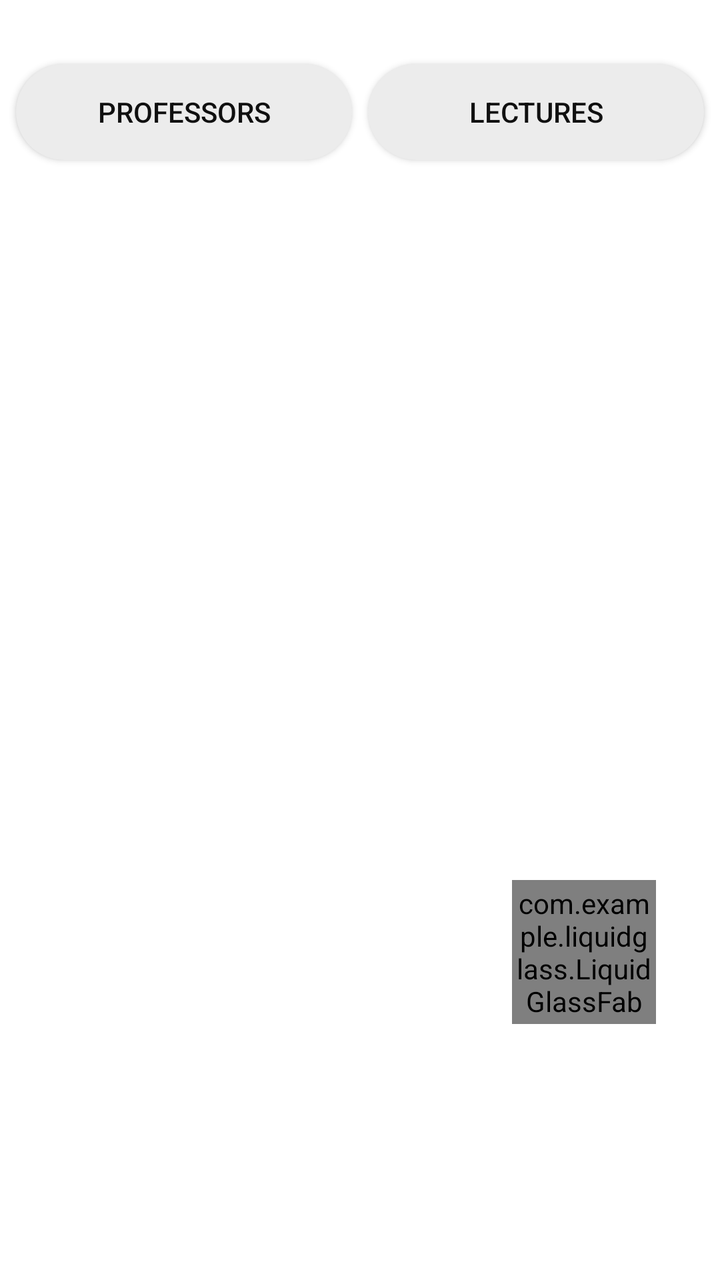
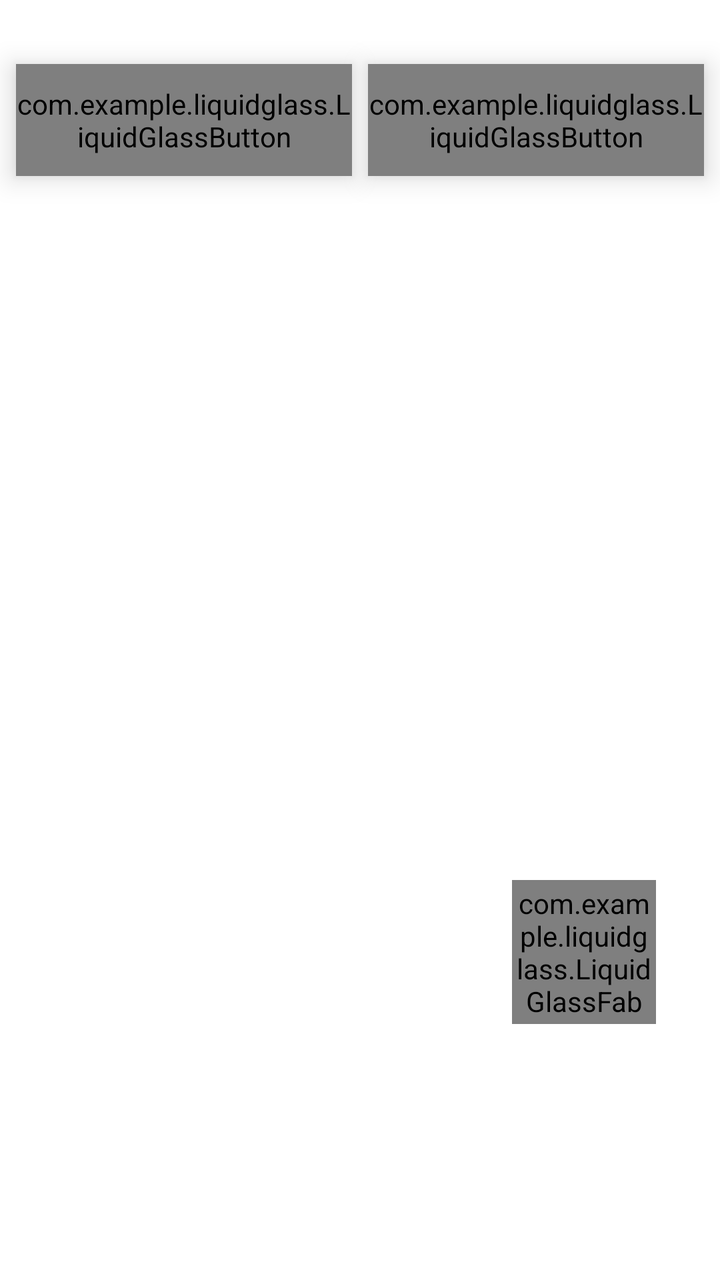

Compare the two renders of this Android layout. The source of the first and the diff that turns it into the second are given below.
<!-- AndroidManifest.xml: application theme Theme.MyApplication_Java -->
<!-- res/layout/fragment_search.xml -->
<?xml version="1.0" encoding="utf-8"?>
<androidx.constraintlayout.widget.ConstraintLayout
    xmlns:android="http://schemas.android.com/apk/res/android"
    xmlns:app="http://schemas.android.com/apk/res-auto"
    xmlns:tools="http://schemas.android.com/tools"
    android:id="@+id/searchRoot"
    android:layout_width="match_parent"
    android:layout_height="match_parent"
    android:background="@color/surface">

    <androidx.appcompat.widget.AppCompatButton
        android:id="@+id/profsButton"
        android:layout_width="0dp"
        android:layout_height="wrap_content"
        android:layout_marginStart="8dp"
        android:layout_marginTop="32dp"
        android:layout_marginEnd="4dp"
        android:background="@drawable/custom_tab_background"
        android:backgroundTint="@null"
        android:text="Professors"
        android:textColor="@color/custom_tab_text_color"
        app:backgroundTint="@null"
        app:cornerRadius="24dp"
        app:layout_constraintEnd_toStartOf="@id/lecturesButton"
        app:layout_constraintHorizontal_weight="1"
        app:layout_constraintStart_toStartOf="parent"
        app:layout_constraintTop_toTopOf="parent" />

    <androidx.appcompat.widget.AppCompatButton
        android:id="@+id/lecturesButton"
        android:layout_width="0dp"
        android:layout_height="wrap_content"
        android:layout_marginStart="4dp"
        android:layout_marginTop="32dp"
        android:layout_marginEnd="8dp"
        android:background="@drawable/custom_tab_background"
        android:backgroundTint="@null"
        android:text="Lectures"
        android:textColor="@color/custom_tab_text_color"
        app:backgroundTint="@null"
        app:cornerRadius="24dp"
        app:layout_constraintEnd_toEndOf="parent"
        app:layout_constraintHorizontal_weight="1"
        app:layout_constraintStart_toEndOf="@id/profsButton"
        app:layout_constraintTop_toTopOf="parent" />

    <androidx.viewpager2.widget.ViewPager2
        android:id="@+id/searchViewPager"
        android:layout_width="0dp"
        android:layout_height="0dp"
        app:layout_constraintTop_toBottomOf="@id/profsButton"
        app:layout_constraintBottom_toBottomOf="parent"
        app:layout_constraintStart_toStartOf="parent"
        app:layout_constraintEnd_toEndOf="parent" />

    <com.example.liquidglass.LiquidGlassFab
        android:id="@+id/search_button"
        android:layout_width="72dp"
        android:layout_height="72dp"
        android:layout_marginEnd="32dp"
        android:layout_marginBottom="128dp"
        android:src="@drawable/search_icon"
        app:cornerRadius="36dp"
        app:glassMaterial="regular"
        app:refractionHeight="32dp"
        app:bevelWidth="10dp"
        app:dispersionStrength="0.10"
        app:adaptiveTint="true"
        app:layout_constraintBottom_toBottomOf="parent"
        app:layout_constraintEnd_toEndOf="parent" />

    <LinearLayout
        android:id="@+id/searchBar"
        android:layout_width="0dp"
        android:layout_height="wrap_content"
        android:orientation="horizontal"
        android:paddingStart="16dp"
        android:paddingEnd="16dp"
        android:paddingTop="8dp"
        android:paddingBottom="8dp"
        android:background="@color/surface"
        android:visibility="gone"
        app:layout_constraintBottom_toBottomOf="parent"
        app:layout_constraintStart_toStartOf="parent"
        app:layout_constraintEnd_toEndOf="parent">

        <EditText
            android:id="@+id/searchInput"
            android:layout_width="0dp"
            android:layout_height="48dp"
            android:layout_weight="1"
            android:hint="Search"
            android:singleLine="true"
            android:textColor="@color/text_primary"
            android:textColorHint="@color/text_muted"
            android:backgroundTint="@color/surface_container_high" />

        <ImageButton
            android:id="@+id/clearSearchButton"
            android:layout_width="48dp"
            android:layout_height="48dp"
            android:background="@android:color/transparent"
            android:src="@android:drawable/ic_menu_close_clear_cancel"
            app:tint="@color/icon_tint" />

    </LinearLayout>

</androidx.constraintlayout.widget.ConstraintLayout>
<!-- resources referenced by this layout -->
<resources>
  <color name="icon_tint">#FF101010</color>
  <color name="surface">#FFFFFFFF</color>
  <color name="surface_container_high">#FFD0D0D0</color>
  <color name="text_muted">#FF5F5D5D</color>
  <color name="text_primary">#FF101010</color>
  <!-- drawable custom_tab_background (drawable) -->
  <?xml version="1.0" encoding="utf-8"?>
  <selector xmlns:android="http://schemas.android.com/apk/res/android">
  
      
      <item android:state_selected="true">
          <shape android:shape="rectangle">
              <solid android:color="@color/selected_tab_color" />
              <corners android:radius="24dp" />
          </shape>
      </item>
  
      
      <item>
          <shape android:shape="rectangle">
              <solid android:color="@color/unselected_tab_color" />
              <corners android:radius="24dp" />
          </shape>
      </item>
  
  </selector>
  <!-- drawable search_icon (drawable) -->
  <vector xmlns:android="http://schemas.android.com/apk/res/android"
      android:width="28dp"
      android:height="28dp"
      android:viewportWidth="64"
      android:viewportHeight="64">
    <path
        android:pathData="M28,28m-14,0a14,14 0,1 1,28 0a14,14 0,1 1,-28 0"
        android:strokeWidth="5"
        android:fillColor="#00000000"
        android:strokeColor="@color/icon_tint"/>
    <path
        android:pathData="M38,38L50,50"
        android:strokeWidth="5"
        android:fillColor="#00000000"
        android:strokeColor="@color/icon_tint"
        android:strokeLineCap="round"/>
  </vector>
  <style name="Theme.MyApplication_Java" parent="Theme.MaterialComponents.DayNight.NoActionBar">
          
          <item name="colorPrimary">@color/text_primary</item>
          <item name="colorPrimaryVariant">@color/text_primary</item>
          <item name="colorOnPrimary">@color/text_on_inverse</item>
          <item name="colorSecondary">@color/text_primary</item>
          <item name="colorSecondaryVariant">@color/text_primary</item>
          <item name="colorOnSecondary">@color/text_on_inverse</item>
  
          
          <item name="android:windowBackground">@color/surface</item>
          <item name="colorSurface">@color/surface_container</item>
          <item name="colorOnSurface">@color/text_primary</item>
          <item name="colorError">@color/danger</item>
          <item name="colorOnError">@color/text_on_inverse</item>
  
          <item name="android:textColorPrimary">@color/text_primary</item>
          <item name="android:textColorSecondary">@color/text_muted</item>
          <item name="android:textColorHint">@color/text_hint</item>
  
          
          <item name="android:statusBarColor">@android:color/transparent</item>
          <item name="android:navigationBarColor">@android:color/transparent</item>
      </style>
  <color name="selected_tab_color">#FFD9D9D9</color>
  <color name="unselected_tab_color">#FFECECEC</color>
  <color name="text_on_inverse">#FFFFFFFF</color>
  <color name="surface_container">#FFE8E8E8</color>
  <color name="danger">#FFB3261E</color>
  <color name="text_hint">#FF8A8A8A</color>
</resources>

<!-- the commit's change to res/layout/fragment_search.xml (unified diff, before → after) -->
@@ -8,39 +8,43 @@
     android:layout_height="match_parent"
     android:background="@color/surface">
 
-    <androidx.appcompat.widget.AppCompatButton
+    <com.example.liquidglass.LiquidGlassButton
         android:id="@+id/profsButton"
         android:layout_width="0dp"
-        android:layout_height="wrap_content"
+        android:layout_height="56dp"
         android:layout_marginStart="8dp"
         android:layout_marginTop="32dp"
         android:layout_marginEnd="4dp"
-        android:background="@drawable/custom_tab_background"
-        android:backgroundTint="@null"
+        android:elevation="8dp"
         android:text="Professors"
-        android:textColor="@color/custom_tab_text_color"
-        app:backgroundTint="@null"
-        app:cornerRadius="24dp"
+        android:textSize="16sp"
+        app:cornerRadius="28dp"
+        app:glassMaterial="regular"
+        app:refractionHeight="28dp"
+        app:bevelWidth="8dp"
+        app:dispersionStrength="0.08"
+        app:adaptiveTint="true"
         app:layout_constraintEnd_toStartOf="@id/lecturesButton"
-        app:layout_constraintHorizontal_weight="1"
         app:layout_constraintStart_toStartOf="parent"
         app:layout_constraintTop_toTopOf="parent" />
 
-    <androidx.appcompat.widget.AppCompatButton
+    <com.example.liquidglass.LiquidGlassButton
         android:id="@+id/lecturesButton"
         android:layout_width="0dp"
-        android:layout_height="wrap_content"
+        android:layout_height="56dp"
         android:layout_marginStart="4dp"
         android:layout_marginTop="32dp"
         android:layout_marginEnd="8dp"
-        android:background="@drawable/custom_tab_background"
-        android:backgroundTint="@null"
+        android:elevation="8dp"
         android:text="Lectures"
-        android:textColor="@color/custom_tab_text_color"
-        app:backgroundTint="@null"
-        app:cornerRadius="24dp"
+        android:textSize="16sp"
+        app:cornerRadius="28dp"
+        app:glassMaterial="regular"
+        app:refractionHeight="28dp"
+        app:bevelWidth="8dp"
+        app:dispersionStrength="0.08"
+        app:adaptiveTint="true"
         app:layout_constraintEnd_toEndOf="parent"
-        app:layout_constraintHorizontal_weight="1"
         app:layout_constraintStart_toEndOf="@id/profsButton"
         app:layout_constraintTop_toTopOf="parent" />
 
@@ -48,7 +52,7 @@
         android:id="@+id/searchViewPager"
         android:layout_width="0dp"
         android:layout_height="0dp"
-        app:layout_constraintTop_toBottomOf="@id/profsButton"
+        app:layout_constraintTop_toTopOf="parent"
         app:layout_constraintBottom_toBottomOf="parent"
         app:layout_constraintStart_toStartOf="parent"
         app:layout_constraintEnd_toEndOf="parent" />
<!-- resource entries referenced after the edit -->
@@ -5,27 +5,6 @@
   <color name="surface_container_high">#FFD0D0D0</color>
   <color name="text_muted">#FF5F5D5D</color>
   <color name="text_primary">#FF101010</color>
-  <!-- drawable custom_tab_background (drawable) -->
-  <?xml version="1.0" encoding="utf-8"?>
-  <selector xmlns:android="http://schemas.android.com/apk/res/android">
-  
-      
-      <item android:state_selected="true">
-          <shape android:shape="rectangle">
-              <solid android:color="@color/selected_tab_color" />
-              <corners android:radius="24dp" />
-          </shape>
-      </item>
-  
-      
-      <item>
-          <shape android:shape="rectangle">
-              <solid android:color="@color/unselected_tab_color" />
-              <corners android:radius="24dp" />
-          </shape>
-      </item>
-  
-  </selector>
   <!-- drawable search_icon (drawable) -->
   <vector xmlns:android="http://schemas.android.com/apk/res/android"
       android:width="28dp"
@@ -68,8 +47,6 @@
           <item name="android:statusBarColor">@android:color/transparent</item>
           <item name="android:navigationBarColor">@android:color/transparent</item>
       </style>
-  <color name="selected_tab_color">#FFD9D9D9</color>
-  <color name="unselected_tab_color">#FFECECEC</color>
   <color name="text_on_inverse">#FFFFFFFF</color>
   <color name="surface_container">#FFE8E8E8</color>
   <color name="danger">#FFB3261E</color>
